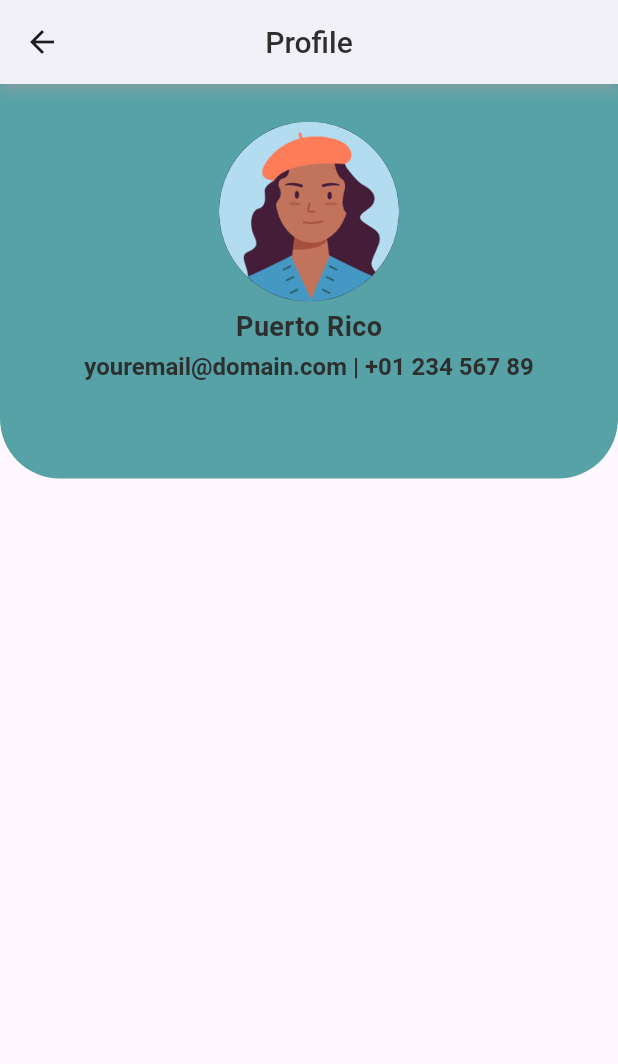
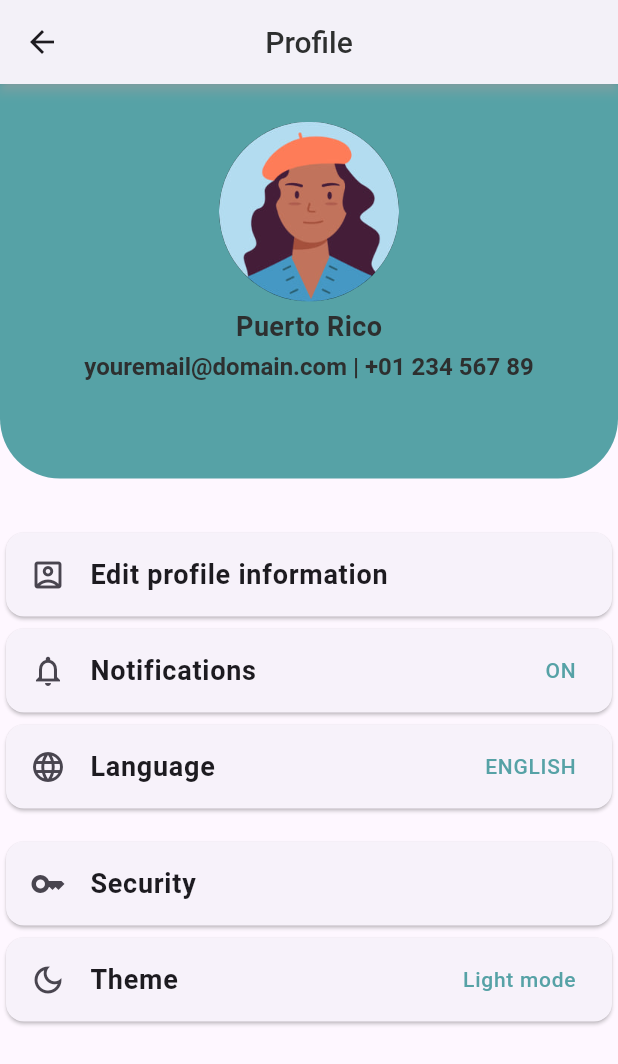
Before and after one commit to Rostomgh/MediDose-App, a Flutter app: the ProfileP screen opened directly, on a phone screen of 412 x 824 dp. Shown: the top 1064 px of the screen. Run offline on Flutter 3.47's test engine with Material 3 defaults, Android fonts, the phone set to English and light mode, and no system bars; our stand-ins replace animated_splash_screen, bloc, eva_icons_flutter, flutter_bloc, flutter_svg, responsive_grid and 1 more.

Commit message:
last commit in profile screen

```diff
--- a/lib/core/Theme/SizeBoxApp.dart
+++ b/lib/core/Theme/SizeBoxApp.dart
@@ -10,4 +10,5 @@ class AppSizes {
   static const double sizewcont = double.infinity;
   static const double sizeheightcout = 263;
   static const double sizeprof = 4;
+
 }
--- a/lib/core/Widgets/CustomCProfile.dart
+++ b/lib/core/Widgets/CustomCProfile.dart
@@ -14,13 +14,13 @@ class CustomCProfile extends StatelessWidget {
     return Container(
       width: AppSizes.sizewcont,
       height: AppSizes.sizeheightcout,
-      decoration: BoxDecoration(
+      decoration: const BoxDecoration(
         color: AppColors.secondry,
         borderRadius: BorderRadius.only(bottomLeft: Radius.circular(40),bottomRight: Radius.circular(40)),
       ),
       child: Column(
         children: [
-          SizedBox(height: 25),
+          const SizedBox(height: 25),
           ClipOval(child: Image.asset('assets/avatar/avatar.jpg',width:120,height: 120,fit: BoxFit.cover,),),
           const SizedBox(height: AppSizes.sizeprof),
           Text(
--- /dev/null
+++ b/lib/core/Widgets/CustomCardProfile.dart
@@ -0,0 +1,31 @@
+import 'package:flutter/material.dart';
+
+class CustomCardProfile extends StatelessWidget {
+  final String text;
+  final Icon ic;
+  final Widget? trailling;
+  final VoidCallback? onTap;
+
+  const CustomCardProfile({
+    super.key,
+    required this.text,
+    required this.ic,
+    this.trailling,
+    this.onTap,
+  });
+
+  @override
+  Widget build(BuildContext context) {
+    return Card(
+      child: ListTile(
+        onTap: onTap,
+        title: Text(
+          text,
+          style: const TextStyle(fontSize: 18, fontWeight: FontWeight.w600),
+        ),
+        leading: ic,
+        trailing: trailling,
+      ),
+    );
+  }
+}
--- /dev/null
+++ b/lib/core/Widgets/FirstBuild.dart
@@ -0,0 +1,44 @@
+import 'package:flutter/material.dart';
+import 'package:medi_dos_app/core/Theme/AppColor.dart';
+import 'package:medi_dos_app/core/Widgets/CustomCardProfile.dart';
+
+class CustomFBuild extends StatelessWidget {
+  const CustomFBuild({super.key});
+
+  @override
+  Widget build(BuildContext context) {
+    return Column(
+      children: [
+        CustomCardProfile(
+          text: "Edit profile information",
+          ic: const Icon(Icons.account_box_outlined),
+          onTap: () {},
+        ),
+        CustomCardProfile(
+          text: "Notifications",
+          ic: const Icon(Icons.notifications_outlined),
+          onTap: () {},
+          trailling: const Text(
+            'ON',
+            style: TextStyle(
+                color: AppColors.secondry,
+                fontSize: 14,
+                fontWeight: FontWeight.w500),
+          ),
+        ),
+        CustomCardProfile(
+          text: "Language",
+          ic: const Icon(Icons.language_outlined),
+          onTap: () {},
+          trailling: const Text(
+            'ENGLISH',
+            style: TextStyle(
+                color: AppColors.secondry,
+                fontSize: 14,
+                fontWeight: FontWeight.w500),
+          ),
+        ),
+      ],
+    );
+  }
+}
--- a/lib/core/Widgets/NavBar.dart
+++ b/lib/core/Widgets/NavBar.dart
@@ -8,10 +8,10 @@ import 'package:medi_dos_app/features/Screen/Home/ProfileScreen.dart';
 import 'package:medi_dos_app/features/Screen/Home/RaportScreen.dart';
 
 List<BottomNavigationBarItem> navItems = [
-  const BottomNavigationBarItem(icon: Icon(Icons.home), label: 'Home'),
-  const BottomNavigationBarItem(icon: Icon(Icons.account_box_outlined), label: 'Raport'),
-  const BottomNavigationBarItem(icon: Icon(Icons.account_box_outlined), label: 'Community'),
-  const BottomNavigationBarItem(icon: Icon(Icons.account_box_outlined), label: 'Profile'),
+  const BottomNavigationBarItem(icon: Icon(Icons.home,size: 14,), label: 'Home'),
+  const BottomNavigationBarItem(icon: Icon(Icons.account_box_outlined,size: 14,), label: 'Raport',),
+  const BottomNavigationBarItem(icon: Icon(Icons.account_box_outlined,size: 14,), label: 'Community'),
+  const BottomNavigationBarItem(icon: Icon(Icons.account_box_outlined,size: 14,), label: 'Profile'),
 ];
 
 List<Widget> bottomNavScreens = [
--- /dev/null
+++ b/lib/core/Widgets/Secondbuild.dart
@@ -0,0 +1,32 @@
+import 'package:flutter/material.dart';
+import 'package:medi_dos_app/core/Theme/AppColor.dart';
+import 'package:medi_dos_app/core/Widgets/CustomCardProfile.dart';
+
+class CustomSBuild extends StatelessWidget {
+  const CustomSBuild({super.key});
+
+  @override
+  Widget build(BuildContext context) {
+    return Column(
+      children: [
+        CustomCardProfile(
+          ic: Icon(Icons.key),
+          text: "Security",
+          onTap: () {},
+        ),
+          CustomCardProfile(
+          ic: Icon(Icons.dark_mode_outlined),
+          text: "Theme",
+          onTap: () {},
+          trailling: const Text(
+            'Light mode',
+            style: TextStyle(
+                color: AppColors.secondry,
+                fontSize: 14,
+                fontWeight: FontWeight.w500),
+          ),
+        ),
+      ],
+    );
+  }
+}
--- a/lib/features/Screen/Home/ProfileScreen.dart
+++ b/lib/features/Screen/Home/ProfileScreen.dart
@@ -1,6 +1,9 @@
 import 'package:flutter/material.dart';
 import 'package:medi_dos_app/core/Theme/AppColor.dart';
+import 'package:medi_dos_app/core/Theme/SizeBoxApp.dart';
 import 'package:medi_dos_app/core/Widgets/CustomCProfile.dart';
+import 'package:medi_dos_app/core/Widgets/FirstBuild.dart';
+import 'package:medi_dos_app/core/Widgets/Secondbuild.dart';
 
 class ProfileP extends StatefulWidget {
   const ProfileP({super.key});
@@ -26,15 +29,26 @@ class _ProfilePState extends State<ProfileP> {
         ),
         centerTitle: true,
       ),
-    body: const Column(
+      body: const SingleChildScrollView(
+        child: Column(
           children: [
-        CustomCProfile(email:"youremail@domain.com" ,name:"Puerto Rico" ,num:"+01 234 567 89" ,)
+            CustomCProfile(
+              email: "youremail@domain.com",
+              name: "Puerto Rico",
+              num: "+01 234 567 89",
+            ),
+            SizedBox(
+              height: 32,
+            ),
+            CustomFBuild(),
+            SizedBox(
+              height: AppSizes.sizeInput,
+            ),
+            CustomSBuild()
+            //Container(color: Colors.black,height: 1,width: 290,)
           ],
         ),
-
-
-
-
+      ),
     );
   }
 }
```
Lines whose indentation alone changed are shown as unchanged.
